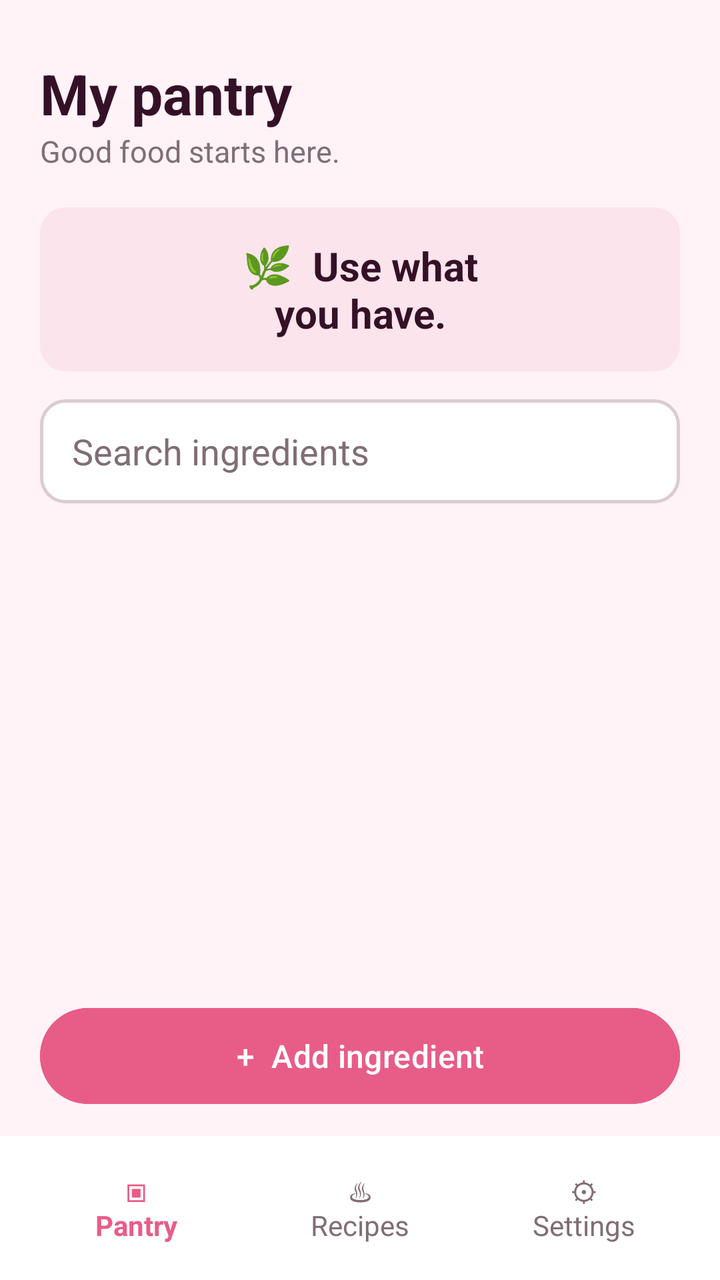
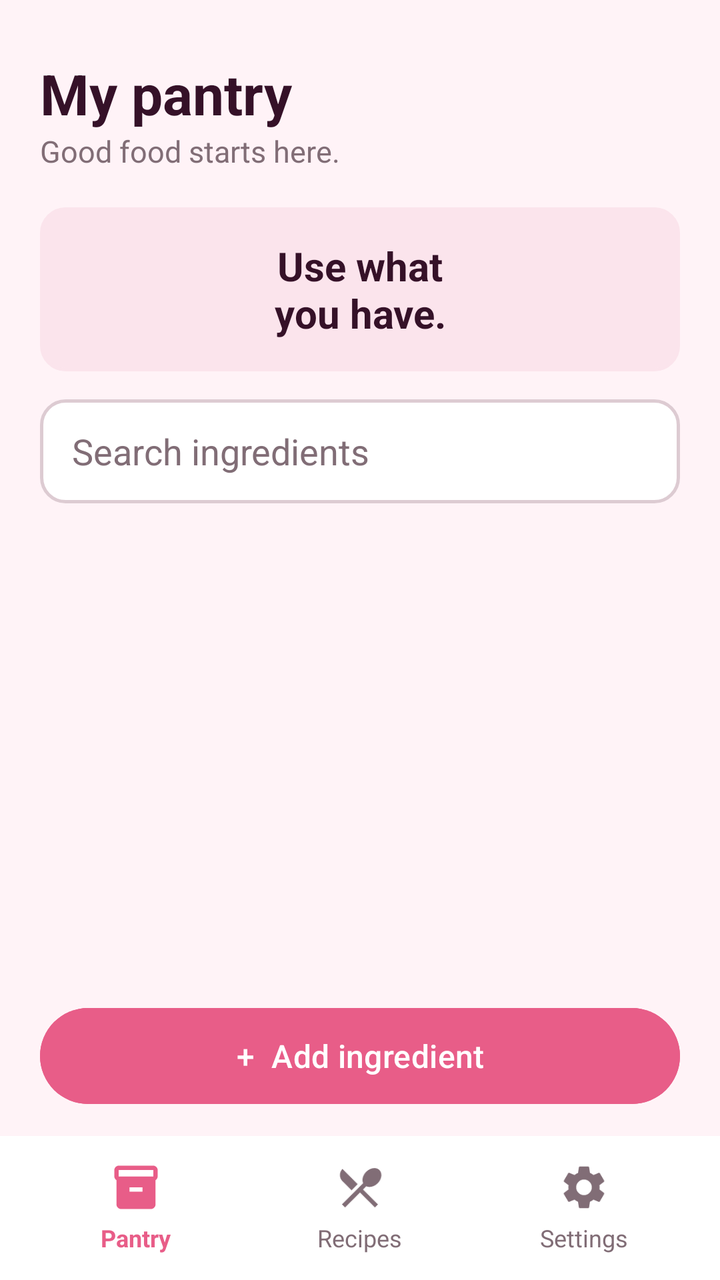

An Android layout rendered at two revisions. The XML below is the earlier revision; the diff shows what the commit changed to produce the second picture.
<!-- AndroidManifest.xml: application theme Theme.SmartPantryManager -->
<!-- res/layout/activity_main.xml -->
<?xml version="1.0" encoding="utf-8"?>
<LinearLayout
    xmlns:android="http://schemas.android.com/apk/res/android"
    android:id="@+id/main"
    android:layout_width="match_parent"
    android:layout_height="match_parent"
    android:orientation="vertical"
    android:background="@color/pantry_background">

    
    <LinearLayout
        android:layout_width="match_parent"
        android:layout_height="wrap_content"
        android:orientation="vertical"
        android:paddingStart="20dp"
        android:paddingEnd="20dp"
        android:paddingTop="28dp"
        android:paddingBottom="12dp">

        <TextView
            android:layout_width="wrap_content"
            android:layout_height="wrap_content"
            android:text="My pantry"
            android:textColor="@color/pantry_dark"
            android:textSize="28sp"
            android:textStyle="bold" />

        <TextView
            android:layout_width="wrap_content"
            android:layout_height="wrap_content"
            android:text="Good food starts here."
            android:textColor="@color/pantry_secondary"
            android:textSize="15sp"
            android:layout_marginBottom="18dp" />

        <TextView
            android:layout_width="match_parent"
            android:layout_height="82dp"
            android:gravity="center"
            android:text="🌿  Use what\nyou have."
            android:textColor="@color/pantry_dark"
            android:textSize="20sp"
            android:textStyle="bold"
            android:background="@drawable/input_background"
            android:backgroundTint="@color/pantry_light_pink"
            android:layout_marginBottom="14dp" />

        <EditText
            android:id="@+id/etSearch"
            android:layout_width="match_parent"
            android:layout_height="52dp"
            android:hint="Search ingredients"
            android:singleLine="true"
            android:inputType="text"
            android:paddingStart="16dp"
            android:paddingEnd="16dp"
            android:textColor="@color/pantry_dark"
            android:textColorHint="@color/pantry_secondary"
            android:background="@drawable/input_background"
            android:layout_marginBottom="16dp" />

    </LinearLayout>

    
    <androidx.recyclerview.widget.RecyclerView
        android:id="@+id/rvPantry"
        android:layout_width="match_parent"
        android:layout_height="0dp"
        android:layout_weight="1"
        android:paddingStart="20dp"
        android:paddingEnd="20dp"
        android:paddingTop="4dp"
        android:paddingBottom="8dp"
        android:clipToPadding="false" />

    
    <TextView
        android:id="@+id/tvEmptyPantry"
        android:layout_width="match_parent"
        android:layout_height="wrap_content"
        android:text="No ingredients yet.\nTap Add ingredient to get started."
        android:textAlignment="center"
        android:textColor="@color/pantry_secondary"
        android:textSize="15sp"
        android:padding="24dp"
        android:visibility="gone" />

    
    <Button
        android:id="@+id/btnAddIngredient"
        android:layout_width="match_parent"
        android:layout_height="56dp"
        android:text="+  Add ingredient"
        android:textAllCaps="false"
        android:textSize="16sp"
        android:textColor="@android:color/white"
        android:backgroundTint="@color/pantry_pink"
        android:layout_marginStart="20dp"
        android:layout_marginEnd="20dp"
        android:layout_marginTop="8dp"
        android:layout_marginBottom="12dp" />

    
    <LinearLayout
        android:layout_width="match_parent"
        android:layout_height="72dp"
        android:orientation="horizontal"
        android:gravity="center"
        android:background="@color/pantry_card"
        android:paddingStart="12dp"
        android:paddingEnd="12dp">

        <TextView
            android:id="@+id/navPantry"
            android:layout_width="0dp"
            android:layout_height="match_parent"
            android:layout_weight="1"
            android:gravity="center"
            android:text="▣&#10;Pantry"
            android:textAlignment="center"
            android:textColor="@color/pantry_pink"
            android:textStyle="bold" />

        <TextView
            android:id="@+id/navRecipes"
            android:layout_width="0dp"
            android:layout_height="match_parent"
            android:layout_weight="1"
            android:gravity="center"
            android:text="♨&#10;Recipes"
            android:textAlignment="center"
            android:textColor="@color/pantry_secondary" />

        <TextView
            android:id="@+id/navSettings"
            android:layout_width="0dp"
            android:layout_height="match_parent"
            android:layout_weight="1"
            android:gravity="center"
            android:text="⚙&#10;Settings"
            android:textAlignment="center"
            android:textColor="@color/pantry_secondary" />

    </LinearLayout>

</LinearLayout>
<!-- resources referenced by this layout -->
<resources>
  <color name="pantry_background">#FFF3F7</color>
  <color name="pantry_card">#FFFFFF</color>
  <color name="pantry_dark">#351128</color>
  <color name="pantry_light_pink">#FBE4EC</color>
  <color name="pantry_pink">#E85D88</color>
  <color name="pantry_secondary">#816D76</color>
  <!-- drawable input_background (drawable) -->
  <?xml version="1.0" encoding="utf-8"?>
  <shape xmlns:android="http://schemas.android.com/apk/res/android"
      android:shape="rectangle">
  
      <solid android:color="@color/pantry_card" />
  
      <stroke
          android:width="1.5dp"
          android:color="@color/pantry_border" />
  
      <corners android:radius="12dp" />
  
      <padding
          android:left="10dp"
          android:top="5dp"
          android:right="10dp"
          android:bottom="5dp" />
  
  </shape>
  <style name="Theme.SmartPantryManager" parent="Base.Theme.SmartPantryManager" />
  <color name="pantry_border">#DDCBD2</color>
  <style name="Base.Theme.SmartPantryManager" parent="Theme.Material3.DayNight.NoActionBar">
          
          
      </style>
</resources>

<!-- the commit's change to res/layout/activity_main.xml (unified diff, before → after) -->
@@ -1,6 +1,7 @@
 <?xml version="1.0" encoding="utf-8"?>
 <LinearLayout
     xmlns:android="http://schemas.android.com/apk/res/android"
+    xmlns:app="http://schemas.android.com/apk/res-auto"
     android:id="@+id/main"
     android:layout_width="match_parent"
     android:layout_height="match_parent"
@@ -37,7 +38,7 @@
             android:layout_width="match_parent"
             android:layout_height="82dp"
             android:gravity="center"
-            android:text="🌿  Use what\nyou have."
+            android:text="Use what\nyou have."
             android:textColor="@color/pantry_dark"
             android:textSize="20sp"
             android:textStyle="bold"
@@ -110,36 +111,78 @@
         android:paddingStart="12dp"
         android:paddingEnd="12dp">
 
-        <TextView
+        <LinearLayout
             android:id="@+id/navPantry"
             android:layout_width="0dp"
             android:layout_height="match_parent"
             android:layout_weight="1"
-            android:gravity="center"
-            android:text="▣&#10;Pantry"
-            android:textAlignment="center"
-            android:textColor="@color/pantry_pink"
-            android:textStyle="bold" />
+            android:orientation="vertical"
+            android:gravity="center">
 
-        <TextView
+            <ImageView
+                android:layout_width="26dp"
+                android:layout_height="26dp"
+                android:src="@drawable/ic_pantry"
+                android:contentDescription="Pantry"
+                app:tint="@color/pantry_pink" />
+
+            <TextView
+                android:layout_width="wrap_content"
+                android:layout_height="wrap_content"
+                android:text="Pantry"
+                android:textColor="@color/pantry_pink"
+                android:textStyle="bold"
+                android:textSize="12sp"
+                android:layout_marginTop="4dp" />
+        </LinearLayout>
+
+        <LinearLayout
             android:id="@+id/navRecipes"
             android:layout_width="0dp"
             android:layout_height="match_parent"
             android:layout_weight="1"
-            android:gravity="center"
-            android:text="♨&#10;Recipes"
-            android:textAlignment="center"
-            android:textColor="@color/pantry_secondary" />
+            android:orientation="vertical"
+            android:gravity="center">
 
-        <TextView
+            <ImageView
+                android:layout_width="26dp"
+                android:layout_height="26dp"
+                android:src="@drawable/ic_recipes"
+                android:contentDescription="Recipes"
+                app:tint="@color/pantry_secondary" />
+
+            <TextView
+                android:layout_width="wrap_content"
+                android:layout_height="wrap_content"
+                android:text="Recipes"
+                android:textColor="@color/pantry_secondary"
+                android:textSize="12sp"
+                android:layout_marginTop="4dp" />
+        </LinearLayout>
+
+        <LinearLayout
             android:id="@+id/navSettings"
             android:layout_width="0dp"
             android:layout_height="match_parent"
             android:layout_weight="1"
-            android:gravity="center"
-            android:text="⚙&#10;Settings"
-            android:textAlignment="center"
-            android:textColor="@color/pantry_secondary" />
+            android:orientation="vertical"
+            android:gravity="center">
+
+            <ImageView
+                android:layout_width="26dp"
+                android:layout_height="26dp"
+                android:src="@drawable/ic_settings"
+                android:contentDescription="Settings"
+                app:tint="@color/pantry_secondary" />
+
+            <TextView
+                android:layout_width="wrap_content"
+                android:layout_height="wrap_content"
+                android:text="Settings"
+                android:textColor="@color/pantry_secondary"
+                android:textSize="12sp"
+                android:layout_marginTop="4dp" />
+        </LinearLayout>
 
     </LinearLayout>
 
<!-- resource entries referenced after the edit -->
@@ -6,6 +6,24 @@
   <color name="pantry_light_pink">#FBE4EC</color>
   <color name="pantry_pink">#E85D88</color>
   <color name="pantry_secondary">#816D76</color>
+  <!-- drawable ic_pantry (drawable) -->
+  <vector xmlns:android="http://schemas.android.com/apk/res/android" android:height="24dp" android:tint="#000000" android:viewportHeight="24" android:viewportWidth="24" android:width="24dp">
+        
+      <path android:fillColor="@android:color/white" android:pathData="M20,2H4C3,2 2,2.9 2,4v3.01C2,7.73 2.43,8.35 3,8.7V20c0,1.1 1.1,2 2,2h14c0.9,0 2,-0.9 2,-2V8.7c0.57,-0.35 1,-0.97 1,-1.69V4C22,2.9 21,2 20,2zM15,14H9v-2h6V14zM20,7H4V4h16V7z"/>
+      
+  </vector>
+  <!-- drawable ic_recipes (drawable) -->
+  <vector xmlns:android="http://schemas.android.com/apk/res/android" android:height="24dp" android:tint="#000000" android:viewportHeight="24" android:viewportWidth="24" android:width="24dp">
+        
+      <path android:fillColor="@android:color/white" android:pathData="M8.1,13.34l2.83,-2.83L3.91,3.5c-1.56,1.56 -1.56,4.09 0,5.66l4.19,4.18zM14.88,11.53c1.53,0.71 3.68,0.21 5.27,-1.38 1.91,-1.91 2.28,-4.65 0.81,-6.12 -1.46,-1.46 -4.2,-1.1 -6.12,0.81 -1.59,1.59 -2.09,3.74 -1.38,5.27L3.7,19.87l1.41,1.41L12,14.41l6.88,6.88 1.41,-1.41L13.41,13l1.47,-1.47z"/>
+      
+  </vector>
+  <!-- drawable ic_settings (drawable) -->
+  <vector xmlns:android="http://schemas.android.com/apk/res/android" android:height="24dp" android:tint="#000000" android:viewportHeight="24" android:viewportWidth="24" android:width="24dp">
+        
+      <path android:fillColor="@android:color/white" android:pathData="M19.14,12.94c0.04,-0.3 0.06,-0.61 0.06,-0.94c0,-0.32 -0.02,-0.64 -0.07,-0.94l2.03,-1.58c0.18,-0.14 0.23,-0.41 0.12,-0.61l-1.92,-3.32c-0.12,-0.22 -0.37,-0.29 -0.59,-0.22l-2.39,0.96c-0.5,-0.38 -1.03,-0.7 -1.62,-0.94L14.4,2.81c-0.04,-0.24 -0.24,-0.41 -0.48,-0.41h-3.84c-0.24,0 -0.43,0.17 -0.47,0.41L9.25,5.35C8.66,5.59 8.12,5.92 7.63,6.29L5.24,5.33c-0.22,-0.08 -0.47,0 -0.59,0.22L2.74,8.87C2.62,9.08 2.66,9.34 2.86,9.48l2.03,1.58C4.84,11.36 4.8,11.69 4.8,12s0.02,0.64 0.07,0.94l-2.03,1.58c-0.18,0.14 -0.23,0.41 -0.12,0.61l1.92,3.32c0.12,0.22 0.37,0.29 0.59,0.22l2.39,-0.96c0.5,0.38 1.03,0.7 1.62,0.94l0.36,2.54c0.05,0.24 0.24,0.41 0.48,0.41h3.84c0.24,0 0.44,-0.17 0.47,-0.41l0.36,-2.54c0.59,-0.24 1.13,-0.56 1.62,-0.94l2.39,0.96c0.22,0.08 0.47,0 0.59,-0.22l1.92,-3.32c0.12,-0.22 0.07,-0.47 -0.12,-0.61L19.14,12.94zM12,15.6c-1.98,0 -3.6,-1.62 -3.6,-3.6s1.62,-3.6 3.6,-3.6s3.6,1.62 3.6,3.6S13.98,15.6 12,15.6z"/>
+      
+  </vector>
   <!-- drawable input_background (drawable) -->
   <?xml version="1.0" encoding="utf-8"?>
   <shape xmlns:android="http://schemas.android.com/apk/res/android"
